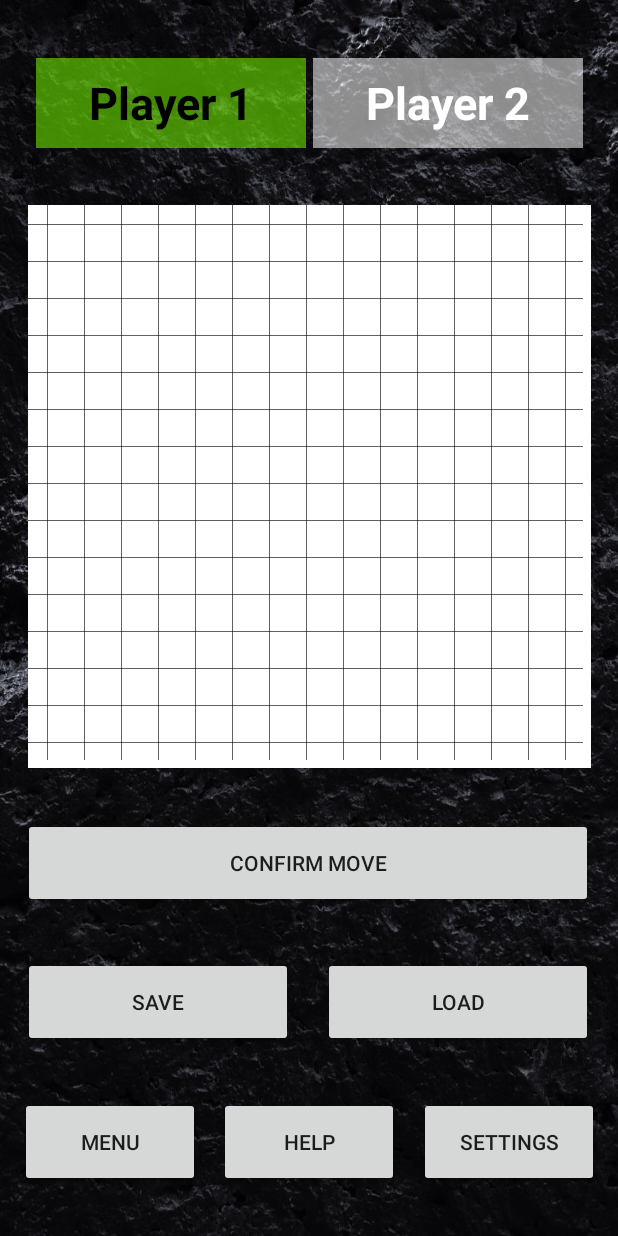
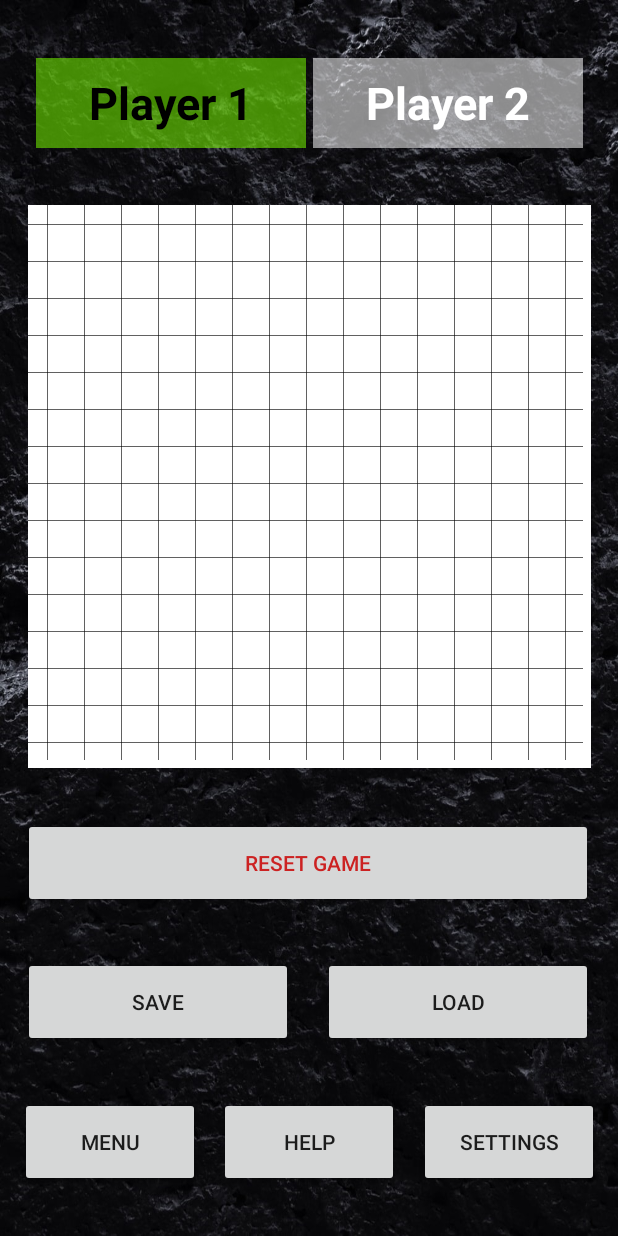
Before and after one commit to dgyves/Gomoku, an Android app: the GameActivity screen opened directly, with no data from a screen before it, on a phone screen of 412 x 824 dp. Run offline under Robolectric (Android 15) with nearby library versions, the phone set to English and light mode, and no system bars; 1 statement that could not run was skipped.

Commit message:
9pm 12DEC

```diff
--- a/app/src/main/java/com/example/gomoku/Board.java
+++ b/app/src/main/java/com/example/gomoku/Board.java
@@ -5,11 +5,10 @@ public class Board {
     // Track AI (0) or human (1)
     private final int p1 = 1;
     private int p2;
-    private int turn;
 
     /**
      * Constructor - initialize the board with blank Pieces
-     * @param p2 sets player 2 as human or AI
+     * @param p2 sets player 2 as AI or Human
      */
     public Board (int p2) {
         // Generate game board
@@ -22,12 +21,6 @@ public class Board {
 
         // Set whether player 2 is AI (0) or human (1)
         this.p2 = p2;
-        turn = 1;
-    }
-
-    // Return 1 for p1, 2 for p2
-    public int whoseTurnIsItAnyway() {
-        return this.turn;
     }
 
     // Return current grid representing board
@@ -35,11 +28,6 @@ public class Board {
         return this.grid;
     }
 
-    // After a move is made, change which player's turn it is
-    public void advanceTurn() {
-        if (this.turn == 1) {this.turn++;}
-        else {this.turn = 1;}
-    }
 
     /**
      * Called each time a Piece has just been placed.
@@ -100,6 +88,7 @@ public class Board {
             return 1 + checkWtoE(thisColor, otherColor, false, false, x + 1, y);
         }
     }
+
     /**
      * Check the North-to-South (vertical) axis to see how many of <thisColor> there are in a row
      @param thisColor represents player that just made the move
--- a/app/src/main/java/com/example/gomoku/GameActivity.java
+++ b/app/src/main/java/com/example/gomoku/GameActivity.java
@@ -4,6 +4,7 @@ import androidx.appcompat.app.AppCompatActivity;
 import androidx.fragment.app.FragmentTransaction;
 
 import android.app.Activity;
+import android.content.Intent;
 import android.os.Bundle;
 import android.view.View;
 import android.widget.GridView;
@@ -11,24 +12,22 @@ import android.widget.GridView;
 public class GameActivity extends AppCompatActivity {
 
     private Board boardObject = null;
-    private Activity containerActivity = null;
-    private View view = null;
     private GridViewAdapter gvAdapter = null;
 
     // 0: Player1, 1: Player2
     static int currentPlayer = 0;
 
-
-
-
     @Override
     protected void onCreate(Bundle savedInstanceState) {
         super.onCreate(savedInstanceState);
         setContentView(R.layout.activity_game);
+        this.currentPlayer = 0;
 
+        // Bundle extra "Players" has value 0 for Human vs AI game, or 1 for Human vs Human
+        Bundle b = getIntent().getExtras();
+        int numPlayers = b.getInt("Players");
 
-        // TODO: Param is 0 for AI or 1 for Human, shouldnt be static
-        boardObject = new Board(1);
+        boardObject = new Board(numPlayers);
 
         // Define gridview & parameters
         GridView gv = findViewById(R.id.gridView);
@@ -42,5 +41,7 @@ public class GameActivity extends AppCompatActivity {
         gv.setAdapter(gvAdapter);
     }
 
-
+    public void resetGame(View view) {
+        this.recreate();
+    }
 }
--- a/app/src/main/res/layout/activity_game.xml
+++ b/app/src/main/res/layout/activity_game.xml
@@ -18,7 +18,7 @@
         android:verticalSpacing="0dp"
         android:horizontalSpacing="0dp"
         android:background="#FFFFFFFF"
-        app:layout_constraintBottom_toTopOf="@+id/confirm"
+        app:layout_constraintBottom_toTopOf="@+id/reset"
         app:layout_constraintEnd_toEndOf="parent"
         app:layout_constraintHorizontal_bias="0.5"
         app:layout_constraintStart_toStartOf="parent"
@@ -55,16 +55,18 @@
         app:layout_constraintTop_toTopOf="@+id/player1TV" />
 
     <Button
-        android:id="@+id/confirm"
+        android:id="@+id/reset"
         android:layout_width="380dp"
         android:layout_height="60dp"
         android:layout_marginStart="16dp"
-        android:text="Confirm Move"
+        android:textColor="#CC2222"
+        android:text="Reset Game"
         app:layout_constraintBottom_toTopOf="@+id/save"
         app:layout_constraintEnd_toEndOf="@+id/gridView"
         app:layout_constraintHorizontal_bias="0.5"
         app:layout_constraintStart_toStartOf="parent"
-        app:layout_constraintTop_toBottomOf="@+id/gridView" />
+        app:layout_constraintTop_toBottomOf="@+id/gridView"
+        android:onClick="resetGame"/>
 
     <Button
         android:id="@+id/save"
@@ -72,8 +74,8 @@
         android:layout_height="60dp"
         android:text="Save"
         app:layout_constraintBottom_toTopOf="@+id/help"
-        app:layout_constraintStart_toStartOf="@+id/confirm"
-        app:layout_constraintTop_toBottomOf="@+id/confirm" />
+        app:layout_constraintStart_toStartOf="@+id/reset"
+        app:layout_constraintTop_toBottomOf="@+id/reset" />
 
     <Button
         android:id="@+id/Load"
@@ -81,8 +83,8 @@
         android:layout_height="60dp"
         android:text="Load"
         app:layout_constraintBottom_toTopOf="@+id/help"
-        app:layout_constraintEnd_toEndOf="@+id/confirm"
-        app:layout_constraintTop_toBottomOf="@+id/confirm" />
+        app:layout_constraintEnd_toEndOf="@+id/reset"
+        app:layout_constraintTop_toBottomOf="@+id/reset" />
 
     <Button
         android:id="@+id/confirm3ettings"
```
Also changed, not shown: app/src/main/java/com/example/gomoku/GridViewAdapter.java (+7 -14 lines), app/src/main/java/com/example/gomoku/MainMenu.java (+12 -6 lines), app/src/main/res/layout/activity_main.xml (+4 -3 lines).
